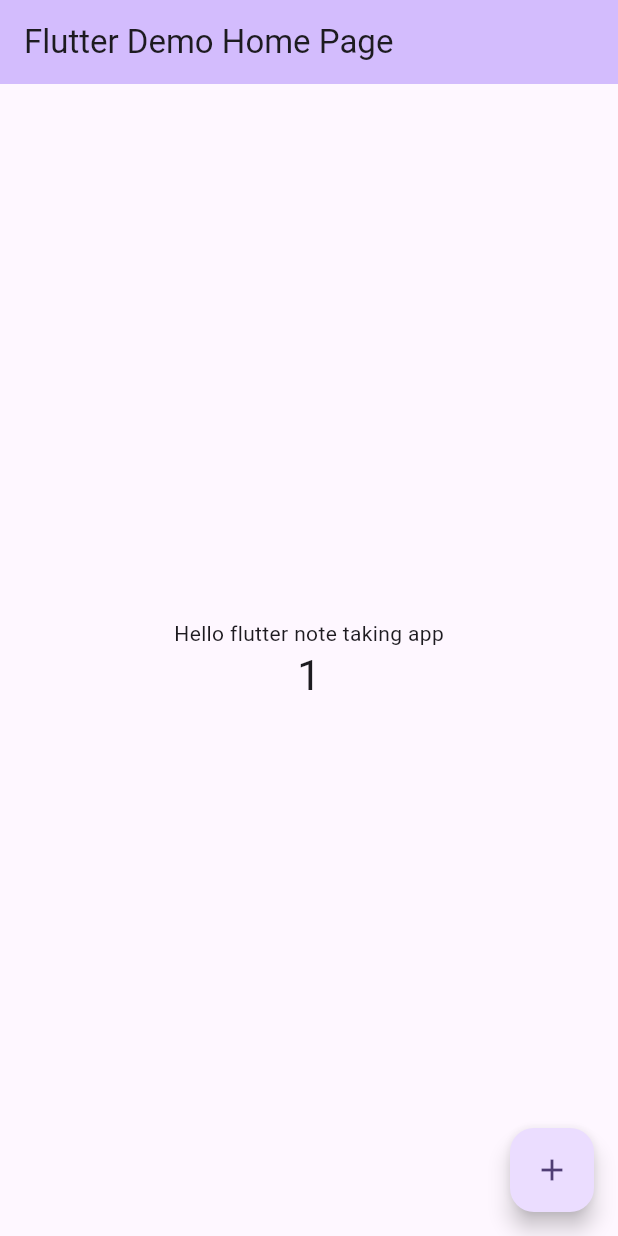
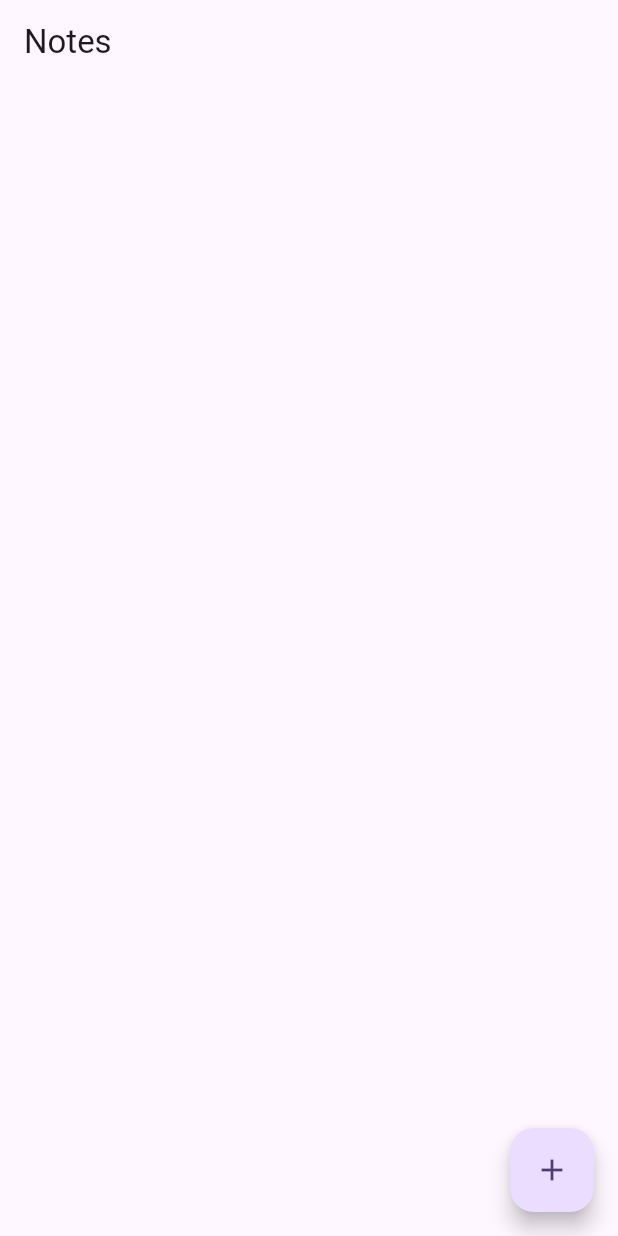
Before and after one commit to sorrawichYooboon/flutter-note-taking-app, a Flutter app: the screen it shows after launch, after a tap on the "add" icon, on a phone screen of 412 x 824 dp. Run offline on Flutter 3.47's test engine with Material 3 defaults, Android fonts, the phone set to English and light mode, and no system bars; our stand-ins replace shared_preferences.

Commit message:
feat:init note feature

```diff
--- /dev/null
+++ b/lib/features/note/domain/entities/note.dart
@@ -0,0 +1,15 @@
+class Note {
+  final String id;
+  final String title;
+  final String content;
+  final DateTime createdAt;
+  final DateTime updatedAt;
+
+  Note({
+    required this.id,
+    required this.title,
+    required this.content,
+    required this.createdAt,
+    required this.updatedAt,
+  });
+}
--- /dev/null
+++ b/lib/features/note/domain/respositories/note_repository_impl.dart
@@ -0,0 +1,60 @@
+import 'dart:convert';
+
+import 'package:shared_preferences/shared_preferences.dart';
+
+import 'package:flutter_note_taking_app/features/note/data/models/note_model.dart';
+import 'package:flutter_note_taking_app/features/note/data/repositories/note_repository.dart';
+import 'package:flutter_note_taking_app/features/note/domain/entities/note.dart';
+
+class NoteRepositoryImpl implements NoteRepository {
+  final SharedPreferences sharedPreferences;
+
+  NoteRepositoryImpl({required this.sharedPreferences});
+
+  @override
+  Future<List<Note>> getNotes() async {
+    final jsonString = sharedPreferences.getString('notes');
+    if (jsonString != null) {
+      final List<dynamic> jsonList = json.decode(jsonString);
+      return jsonList
+          .map((json) => NoteModel.fromJson(json))
+          .map((noteModel) => noteModel.toEntity())
+          .toList();
+    }
+
+    return [];
+  }
+
+  @override
+  Future<void> createNote(Note note) async {
+    final notes = await getNotes();
+    notes.add(note);
+    final jsonString = json.encode(
+      notes.map((note) => NoteModel.fromEntity(note).toJson()).toList(),
+    );
+    sharedPreferences.setString('notes', jsonString);
+  }
+
+  @override
+  Future<void> updateNote(Note note) async {
+    final notes = await getNotes();
+    final index = notes.indexWhere((n) => n.id == note.id);
+    if (index != -1) {
+      notes[index] = note;
+      final jsonString = json.encode(
+        notes.map((note) => NoteModel.fromEntity(note).toJson()).toList(),
+      );
+      sharedPreferences.setString('notes', jsonString);
+    }
+  }
+
+  @override
+  Future<void> deleteNoteById(String id) async {
+    final notes = await getNotes();
+    notes.removeWhere((note) => note.id == id);
+    final jsonString = json.encode(
+      notes.map((note) => NoteModel.fromEntity(note).toJson()).toList(),
+    );
+    sharedPreferences.setString('notes', jsonString);
+  }
+}
--- /dev/null
+++ b/lib/features/note/domain/usecases/note_usecases.dart
@@ -0,0 +1,42 @@
+import 'package:flutter_note_taking_app/features/note/data/repositories/note_repository.dart';
+import 'package:flutter_note_taking_app/features/note/domain/entities/note.dart';
+
+class GetNotes {
+  final NoteRepository repository;
+
+  GetNotes(this.repository);
+
+  Future<List<Note>> call() {
+    return repository.getNotes();
+  }
+}
+
+class CreateNote {
+  final NoteRepository repository;
+
+  CreateNote(this.repository);
+
+  Future<void> call(Note note) async {
+    return await repository.createNote(note);
+  }
+}
+
+class UpdateNote {
+  final NoteRepository repository;
+
+  UpdateNote(this.repository);
+
+  Future<void> call(Note note) async {
+    return await repository.updateNote(note);
+  }
+}
+
+class DeleteNoteById {
+  final NoteRepository repository;
+
+  DeleteNoteById(this.repository);
+
+  Future<void> call(String id) async {
+    return await repository.deleteNoteById(id);
+  }
+}
--- /dev/null
+++ b/lib/features/note/presentation/pages/note_page.dart
@@ -0,0 +1,26 @@
+import 'package:flutter/material.dart';
+import 'package:flutter_note_taking_app/state_management/note_state.dart';
+import 'package:provider/provider.dart';
+import '../widgets/note_list.dart';
+
+class NotePage extends StatelessWidget {
+  const NotePage({super.key});
+
+  @override
+  Widget build(BuildContext context) {
+    return Scaffold(
+      appBar: AppBar(title: const Text('Notes')),
+      body: Consumer<NoteState>(
+        builder: (context, noteState, child) {
+          return NoteList(notes: noteState.notes);
+        },
+      ),
+      floatingActionButton: FloatingActionButton(
+        onPressed: () {
+          print('navigate to create note page');
+        },
+        child: const Icon(Icons.add),
+      ),
+    );
+  }
+}
--- /dev/null
+++ b/lib/features/note/presentation/widgets/note_list.dart
@@ -0,0 +1,28 @@
+import 'package:flutter/material.dart';
+import 'package:flutter_note_taking_app/features/note/domain/entities/note.dart';
+
+class NoteList extends StatelessWidget {
+  final List<Note> notes;
+
+  const NoteList({super.key, required this.notes});
+
+  @override
+  Widget build(BuildContext context) {
+    return ListView.builder(
+      itemCount: notes.length,
+      itemBuilder: (context, index) {
+        final note = notes[index];
+        return ListTile(
+          title: Text(note.title),
+          subtitle: Text(note.content),
+          trailing: IconButton(
+            icon: const Icon(Icons.delete),
+            onPressed: () {
+              print('delete note');
+            },
+          ),
+        );
+      },
+    );
+  }
+}
--- a/lib/main.dart
+++ b/lib/main.dart
@@ -1,122 +1,47 @@
 import 'package:flutter/material.dart';
+import 'package:flutter_note_taking_app/features/note/domain/respositories/note_repository_impl.dart';
+import 'package:flutter_note_taking_app/features/note/domain/usecases/note_usecases.dart';
+import 'package:flutter_note_taking_app/features/note/presentation/pages/note_page.dart';
+import 'package:flutter_note_taking_app/state_management/note_state.dart';
+import 'package:provider/provider.dart';
+import 'package:shared_preferences/shared_preferences.dart';
 
-void main() {
-  runApp(const MyApp());
+void main() async {
+  WidgetsFlutterBinding.ensureInitialized();
+  final sharedPreferences = await SharedPreferences.getInstance();
+  final noteRepository = NoteRepositoryImpl(
+    sharedPreferences: sharedPreferences,
+  );
+  final getNotes = GetNotes(noteRepository);
+  final createNote = CreateNote(noteRepository);
+  final updateNote = UpdateNote(noteRepository);
+  final deleteNote = DeleteNoteById(noteRepository);
+  runApp(
+    ChangeNotifierProvider(
+      create:
+          (_) => NoteState(
+            getNotes: getNotes,
+            createNote: createNote,
+            updateNote: updateNote,
+            deleteNote: deleteNote,
+          ),
+      child: const MyApp(),
+    ),
+  );
 }
 
 class MyApp extends StatelessWidget {
   const MyApp({super.key});
 
-  // This widget is the root of your application.
   @override
   Widget build(BuildContext context) {
     return MaterialApp(
-      title: 'Flutter Demo',
+      debugShowCheckedModeBanner: false,
+      title: 'Flutter Note Taking App',
       theme: ThemeData(
-        // This is the theme of your application.
-        //
-        // TRY THIS: Try running your application with "flutter run". You'll see
-        // the application has a purple toolbar. Then, without quitting the app,
-        // try changing the seedColor in the colorScheme below to Colors.green
-        // and then invoke "hot reload" (save your changes or press the "hot
-        // reload" button in a Flutter-supported IDE, or press "r" if you used
-        // the command line to start the app).
-        //
-        // Notice that the counter didn't reset back to zero; the application
-        // state is not lost during the reload. To reset the state, use hot
-        // restart instead.
-        //
-        // This works for code too, not just values: Most code changes can be
-        // tested with just a hot reload.
         colorScheme: ColorScheme.fromSeed(seedColor: Colors.deepPurple),
       ),
-      home: const MyHomePage(title: 'Flutter Demo Home Page'),
+      home: const NotePage(),
     );
   }
 }
-
-class MyHomePage extends StatefulWidget {
-  const MyHomePage({super.key, required this.title});
-
-  // This widget is the home page of your application. It is stateful, meaning
-  // that it has a State object (defined below) that contains fields that affect
-  // how it looks.
-
-  // This class is the configuration for the state. It holds the values (in this
-  // case the title) provided by the parent (in this case the App widget) and
-  // used by the build method of the State. Fields in a Widget subclass are
-  // always marked "final".
-
-  final String title;
-
-  @override
-  State<MyHomePage> createState() => _MyHomePageState();
-}
-
-class _MyHomePageState extends State<MyHomePage> {
-  int _counter = 0;
-
-  void _incrementCounter() {
-    setState(() {
-      // This call to setState tells the Flutter framework that something has
-      // changed in this State, which causes it to rerun the build method below
-      // so that the display can reflect the updated values. If we changed
-      // _counter without calling setState(), then the build method would not be
-      // called again, and so nothing would appear to happen.
-      _counter++;
-    });
-  }
-
-  @override
-  Widget build(BuildContext context) {
-    // This method is rerun every time setState is called, for instance as done
-    // by the _incrementCounter method above.
-    //
-    // The Flutter framework has been optimized to make rerunning build methods
-    // fast, so that you can just rebuild anything that needs updating rather
-    // than having to individually change instances of widgets.
-    return Scaffold(
-      appBar: AppBar(
-        // TRY THIS: Try changing the color here to a specific color (to
-        // Colors.amber, perhaps?) and trigger a hot reload to see the AppBar
-        // change color while the other colors stay the same.
-        backgroundColor: Theme.of(context).colorScheme.inversePrimary,
-        // Here we take the value from the MyHomePage object that was created by
-        // the App.build method, and use it to set our appbar title.
-        title: Text(widget.title),
-      ),
-      body: Center(
-        // Center is a layout widget. It takes a single child and positions it
-        // in the middle of the parent.
-        child: Column(
-          // Column is also a layout widget. It takes a list of children and
-          // arranges them vertically. By default, it sizes itself to fit its
-          // children horizontally, and tries to be as tall as its parent.
-          //
-          // Column has various properties to control how it sizes itself and
-          // how it positions its children. Here we use mainAxisAlignment to
-          // center the children vertically; the main axis here is the vertical
-          // axis because Columns are vertical (the cross axis would be
-          // horizontal).
-          //
-          // TRY THIS: Invoke "debug painting" (choose the "Toggle Debug Paint"
-          // action in the IDE, or press "p" in the console), to see the
-          // wireframe for each widget.
-          mainAxisAlignment: MainAxisAlignment.center,
-          children: <Widget>[
-            const Text('Hello flutter note taking app'),
-            Text(
-              '$_counter',
-              style: Theme.of(context).textTheme.headlineMedium,
-            ),
-          ],
-        ),
-      ),
-      floatingActionButton: FloatingActionButton(
-        onPressed: _incrementCounter,
-        tooltip: 'Increment',
-        child: const Icon(Icons.add),
-      ), // This trailing comma makes auto-formatting nicer for build methods.
-    );
-  }
-}
--- /dev/null
+++ b/lib/state_management/note_state.dart
@@ -0,0 +1,40 @@
+import 'package:flutter/material.dart';
+import 'package:flutter_note_taking_app/features/note/domain/entities/note.dart';
+import 'package:flutter_note_taking_app/features/note/domain/usecases/note_usecases.dart';
+
+class NoteState extends ChangeNotifier {
+  final GetNotes getNotes;
+  final CreateNote createNote;
+  final UpdateNote updateNote;
+  final DeleteNoteById deleteNote;
+
+  List<Note> _notes = [];
+  List<Note> get notes => _notes;
+
+  NoteState({
+    required this.getNotes,
+    required this.createNote,
+    required this.updateNote,
+    required this.deleteNote,
+  });
+
+  Future<void> fetchNotes() async {
+    _notes = await getNotes();
+    notifyListeners();
+  }
+
+  Future<void> addNote(Note note) async {
+    await createNote(note);
+    await fetchNotes();
+  }
+
+  Future<void> updateNoteById(Note note) async {
+    await updateNote(note);
+    await fetchNotes();
+  }
+
+  Future<void> deleteNoteById(String id) async {
+    await deleteNote(id);
+    await fetchNotes();
+  }
+}
--- a/pubspec.yaml
+++ b/pubspec.yaml
@@ -34,6 +34,8 @@ dependencies:
   # The following adds the Cupertino Icons font to your application.
   # Use with the CupertinoIcons class for iOS style icons.
   cupertino_icons: ^1.0.8
+  shared_preferences: ^2.5.2
+  provider: ^6.1.2
 
 dev_dependencies:
   flutter_test:
```
Also changed, not shown: lib/features/note/data/models/note_model.dart (added, +57 -0 lines), lib/features/note/data/repositories/note_repository.dart (added, +8 -0 lines), pubspec.lock, 10 other files.
